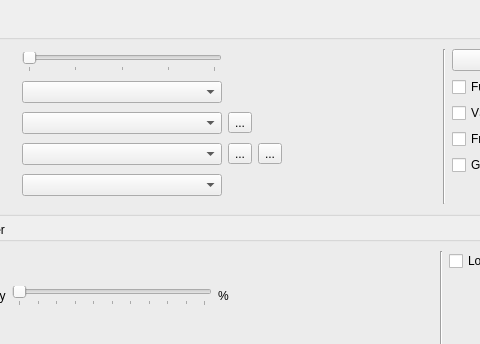
Volutar/xpeccy-plus, file ui/setupwin.ui: the form before one commit; both pictures show x 147 to 627 and y 0 to 344 of the 716 by 909 pixel window.
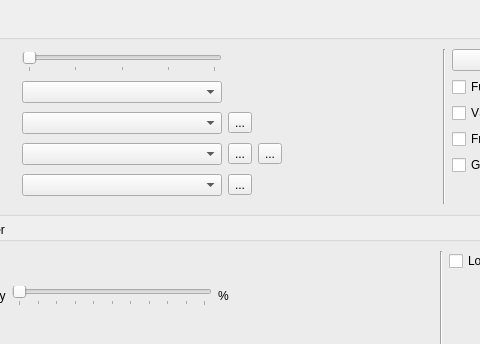
The form after the commit. The open tabs and pages were chosen to show the change. Icons and pictures are not drawn. Custom widgets are drawn as their Qt base class.

Commit message: Options > Video: a shader's errors behind a warning button beside the Shader list - the first one in its tip, all on a click; the page keeps its size

```diff
--- a/ui/setupwin.ui
+++ b/ui/setupwin.ui
@@ -1529,6 +1529,17 @@
                  </property>
                 </widget>
                </item>
+               <item row="4" column="2">
+                <widget class="QToolButton" name="tbShaderErr">
+                 <property name="text">
+                  <string>...</string>
+                 </property>
+                 <property name="icon">
+                  <iconset resource="../xpeccy.qrc">
+                   <normaloff>:/images/exclamation.png</normaloff>:/images/exclamation.png</iconset>
+                 </property>
+                </widget>
+               </item>
                </layout>
               </item>
               <item>
```
The commit also changes 2 other files.
